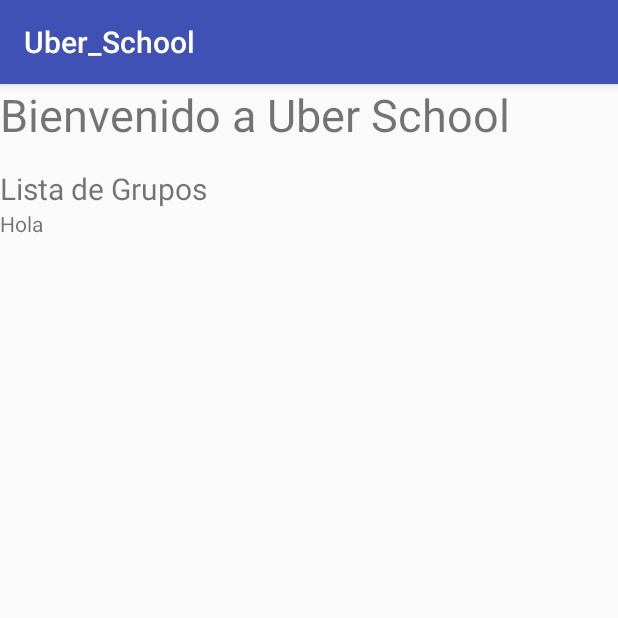
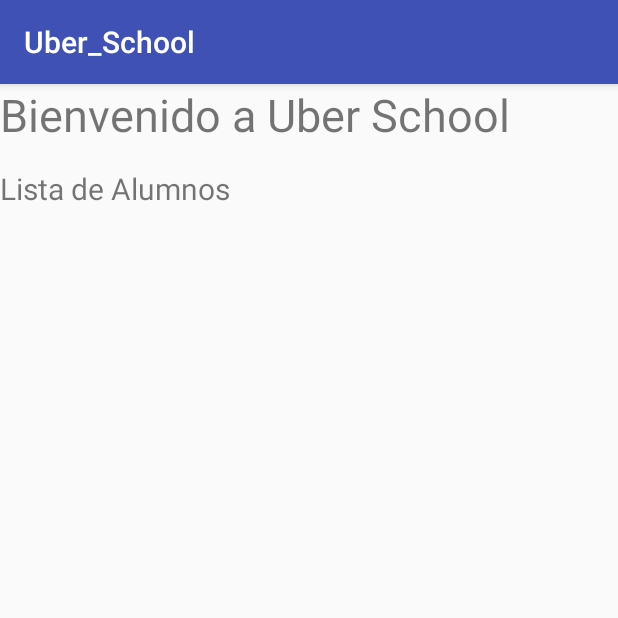
Before and after one commit to EddLozano24/Uber_School, an Android app: the Principal screen opened directly, with no data from a screen before it, on a phone screen of 412 x 824 dp, the top half of it. Run offline under Robolectric (Android 15) with nearby library versions, the phone set to English and light mode, and no system bars; our stand-ins replace Firebase (no records; nobody signed in at launch, a user with empty details on screens opened directly).

Commit message:
Conexion a Base de Datos mostrada en lista de alumnos

```diff
--- a/app/build.gradle
+++ b/app/build.gradle
@@ -28,9 +28,9 @@
     testImplementation 'junit:junit:4.12'
     androidTestImplementation 'com.android.support.test:runner:1.0.2'
     androidTestImplementation 'com.android.support.test.espresso:espresso-core:3.0.2'
-    implementation 'com.google.firebase:firebase-core:16.0.1'
-    implementation 'com.google.firebase:firebase-database:11.8.0'
-    implementation 'com.google.firebase:firebase-auth:16.0.2'
+    implementation 'com.google.firebase:firebase-core:16.0.3'
+    implementation 'com.google.firebase:firebase-database:16.0.2'
+    implementation 'com.google.firebase:firebase-auth:16.0.3'
     implementation 'com.google.android.gms:play-services-maps:+'
 }
 apply plugin: 'com.google.gms.google-services'
--- a/app/src/main/java/com/example/eddie/uber_school/Objetos/References.java
+++ b/app/src/main/java/com/example/eddie/uber_school/Objetos/References.java
@@ -2,5 +2,5 @@
 
 public class References {
 
-    final public static String REFERENCIA = "test";
+    final public static String REFERENCIA = "alumnos";
 }
--- a/app/src/main/java/com/example/eddie/uber_school/Principal.java
+++ b/app/src/main/java/com/example/eddie/uber_school/Principal.java
@@ -1,42 +1,74 @@
 package com.example.eddie.uber_school;
 
-import android.content.Intent;
 import android.os.Bundle;
+import android.support.annotation.NonNull;
+import android.support.annotation.Nullable;
 import android.support.v7.app.AppCompatActivity;
-import android.util.Log;
-import android.view.View;
-import android.widget.Button;
+import android.widget.Toast;
+import android.widget.ArrayAdapter;
 import android.widget.ListView;
-import android.widget.TextView;
-import android.widget.Toast;
 
 import com.example.eddie.uber_school.Objetos.References;
-import com.google.firebase.auth.FirebaseAuth;
+import com.google.firebase.database.ChildEventListener;
 import com.google.firebase.database.DataSnapshot;
 import com.google.firebase.database.DatabaseError;
 import com.google.firebase.database.DatabaseReference;
 import com.google.firebase.database.FirebaseDatabase;
 import com.google.firebase.database.ValueEventListener;
 
+import java.util.ArrayList;
+
 public class Principal extends AppCompatActivity{
 
-    //private TextView mensajeTextview;
+    ListView Lista;
+    ArrayList<String> Arreglo =new ArrayList<>();
 
     @Override
     protected void onCreate(Bundle savedInstanceState) {
         super.onCreate(savedInstanceState);
         setContentView(R.layout.activity_principal);
 
-        FirebaseDatabase database = FirebaseDatabase.getInstance();
-        DatabaseReference myRef = database.getReference(References.REFERENCIA);
+        final DatabaseReference myRef = FirebaseDatabase.getInstance().getReference().child(References.REFERENCIA);
 
-       //revisar
-        myRef.addValueEventListener(new ValueEventListener() {
+        final ArrayAdapter<String> adapter = new ArrayAdapter<String>(this, android.R.layout.simple_list_item_1, Arreglo);
+        ListView Lista = findViewById(R.id.ListView);
+        Lista.setAdapter(adapter);
+
+        myRef.addChildEventListener(new ChildEventListener() {
+            @Override
+            public void onChildAdded(@NonNull DataSnapshot dataSnapshot, @Nullable String s) {
+                String myValues = dataSnapshot.getKey();
+                Arreglo.add(myValues);
+                adapter.notifyDataSetChanged();
+            }
+
+            @Override
+            public void onChildChanged(@NonNull DataSnapshot dataSnapshot, @Nullable String s) {
+
+            }
+
+            @Override
+            public void onChildRemoved(@NonNull DataSnapshot dataSnapshot) {
+
+            }
+
+            @Override
+            public void onChildMoved(@NonNull DataSnapshot dataSnapshot, @Nullable String s) {
+
+            }
+
+            @Override
+            public void onCancelled(@NonNull DatabaseError databaseError) {
+
+            }
+        });
+
+        /*myRef.addValueEventListener(new ValueEventListener() {
             @Override
             public void onDataChange(DataSnapshot dataSnapshot) {
                 // This method is called once with the initial value and again
                 // whenever data at this location is updated.
-                int value = dataSnapshot.getValue(Integer.class);
+                String value = dataSnapshot.getValue(String.class);
                 Toast.makeText(getApplicationContext(), "Valor "+value,Toast.LENGTH_LONG).show();
             }
 
@@ -45,7 +77,7 @@
                 // Failed to read value
                 Toast.makeText(getApplicationContext(), "Error ",Toast.LENGTH_LONG).show();
             }
-        });
+        });*/
     }
 
 }
--- a/app/src/main/res/layout/activity_principal.xml
+++ b/app/src/main/res/layout/activity_principal.xml
@@ -18,15 +18,14 @@
         android:layout_marginTop="15dp"
         android:layout_width="match_parent"
         android:layout_height="wrap_content"
-        android:text="Lista de Grupos"
+        android:text="Lista de Alumnos"
         android:textSize="20sp"
         />
 
-    <TextView
-        android:id="@+id/mensaje"
-        android:layout_width="wrap_content"
+    <ListView
+        android:id="@+id/ListView"
+        android:layout_width="match_parent"
         android:layout_height="wrap_content"
-        android:text="Hola"
         />
 
 </LinearLayout>
```
